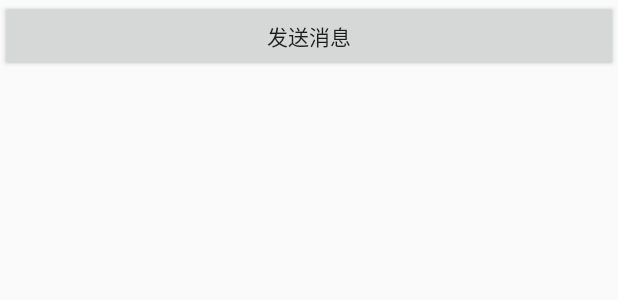
After one commit to shadowwingz/AndroidLifeDemo, an Android app: the layout activity_handler.xml on its own in the app's theme, with its tools: preview values and no code run, on a phone screen of 412 x 824 dp. The commit adds this screen. Shown: the top 300 px of the screen. Run offline under Robolectric (Android 15) with nearby library versions, the phone set to English and light mode, and no system bars.

Commit message:
[Add]ForegroundService [Add]Handler Demo

```diff
--- a/AndroidLifeDemo/app/src/main/java/com/shadowwingz/androidlifedemo/memoryleakdemo/MemoryLeakActivity.java
+++ b/AndroidLifeDemo/app/src/main/java/com/shadowwingz/androidlifedemo/memoryleakdemo/MemoryLeakActivity.java
@@ -27,12 +27,12 @@ public class MemoryLeakActivity extends AppCompatActivity {
     protected void onCreate(Bundle savedInstanceState) {
         super.onCreate(savedInstanceState);
         setContentView(R.layout.activity_memory_leak);
-//        handlerMemoryLeak();
+        handlerMemoryLeak();
 //        singletonMemoryLeak();
 //        singletonNoMemoryLeak();
 //        collectionsMemoryLeak();
 //        threadMemoryLeak();
-        threadStopNoMemoryLeak();
+//        threadStopNoMemoryLeak();
 //        threadNoMemoryLeak();
     }
 
--- /dev/null
+++ b/AndroidLifeDemo/app/src/main/res/layout/activity_handler.xml
@@ -0,0 +1,16 @@
+<?xml version="1.0" encoding="utf-8"?>
+<android.support.constraint.ConstraintLayout
+    xmlns:android="http://schemas.android.com/apk/res/android"
+    xmlns:app="http://schemas.android.com/apk/res-auto"
+    xmlns:tools="http://schemas.android.com/tools"
+    android:layout_width="match_parent"
+    android:layout_height="match_parent"
+    tools:context="com.shadowwingz.androidlifedemo.handlerdemo.HandlerActivity">
+
+    <Button
+        android:id="@+id/btn_send_message"
+        android:text="发送消息"
+        android:layout_width="match_parent"
+        android:layout_height="wrap_content"/>
+
+</android.support.constraint.ConstraintLayout>
```
Also changed, not shown: AndroidLifeDemo/app/src/main/AndroidManifest.xml (+9 -0 lines), AndroidLifeDemo/app/src/main/java/com/shadowwingz/androidlifedemo/MainActivity.java (+12 -1 lines), AndroidLifeDemo/app/src/main/java/com/shadowwingz/androidlifedemo/anrdemo/ForegroundService.java (added, +38 -0 lines), AndroidLifeDemo/app/src/main/java/com/shadowwingz/androidlifedemo/handlerdemo/Handler.java (added, +31 -0 lines), AndroidLifeDemo/app/src/main/java/com/shadowwingz/androidlifedemo/handlerdemo/HandlerActivity.java (added, +40 -0 lines), AndroidLifeDemo/app/src/main/java/com/shadowwingz/androidlifedemo/handlerdemo/Looper.java (added, +36 -0 lines), AndroidLifeDemo/app/src/main/java/com/shadowwingz/androidlifedemo/handlerdemo/Message.java (added, +11 -0 lines), AndroidLifeDemo/app/src/main/java/com/shadowwingz/androidlifedemo/handlerdemo/MessageQueue.java (added, +29 -0 lines), AndroidLifeDemo/app/src/main/res/layout/activity_main.xml (+7 -0 lines).
